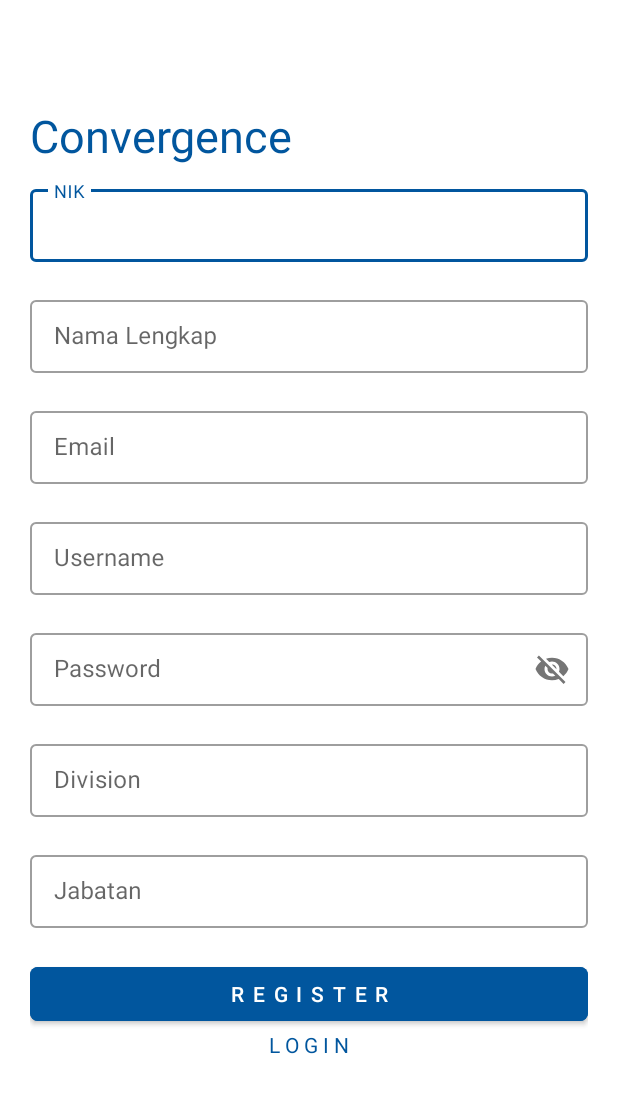
After one commit to niel9537/travelarrapp, an Android app: the RegisterActivity screen opened directly, with no data from a screen before it, on a phone screen of 412 x 824 dp. The commit adds this screen. Shown: the top 1093 px of the screen. Run offline under Robolectric (Android 15) with nearby library versions, the phone set to English and light mode, and no system bars; network calls fail.

Commit message:
tambah register

```diff
--- a/app/src/main/AndroidManifest.xml
+++ b/app/src/main/AndroidManifest.xml
@@ -15,6 +15,7 @@
         android:roundIcon="@drawable/ic_travel"
         android:supportsRtl="true"
         android:theme="@style/Theme.TravelArrangement" >
+        <activity android:name=".RegisterActivity"/>
         <activity android:name=".DetailImageActivity"/>
         <activity android:name=".MainActivity"/>
         <activity android:name=".FormActivity"/>
--- a/app/src/main/java/com/convergence/travelarrangement/ApiInterface.java
+++ b/app/src/main/java/com/convergence/travelarrangement/ApiInterface.java
@@ -3,6 +3,7 @@ package com.convergence.travelarrangement;
 import com.convergence.travelarrangement.model.GetListFormsModel;
 import com.convergence.travelarrangement.model.LoginModel;
 import com.convergence.travelarrangement.model.ProfileModel;
+import com.convergence.travelarrangement.model.RegisterModel;
 import com.convergence.travelarrangement.model.SetListFormsModel;
 import com.convergence.travelarrangement.model.SubmitFormModel;
 
@@ -23,6 +24,15 @@ public interface ApiInterface {
     @FormUrlEncoded
     Call<LoginModel> login(@Field("username") String username,
                            @Field("password") String password);
+    @POST("user/registrasi")
+    @FormUrlEncoded
+    Call<RegisterModel> registrasi(@Field("nik") String nik,
+                                   @Field("name") String name,
+                                   @Field("email") String email,
+                                   @Field("username") String username,
+                                   @Field("password") String password,
+                                   @Field("division") String division,
+                                   @Field("role") String role);
     @POST("main/getprofile")
     @FormUrlEncoded
     Call<ProfileModel> getProfile(@Field("username") String username);
@@ -53,8 +63,12 @@ public interface ApiInterface {
     Call<GetListFormsModel> getlistformpendingadmin();
     @GET("travel/getlistformmanajer")
     Call<GetListFormsModel> getlistformmanajer();
+    @GET("travel/getlistformpendingmanajer")
+    Call<GetListFormsModel> getlistformpendingmanajer();
     @GET("travel/getlistformfinance")
     Call<GetListFormsModel> getlistformfinance();
+    @GET("travel/getlistformpendingfinance")
+    Call<GetListFormsModel> getlistformpendingfinance();
     @POST("travel/setFormAdmin")
     @FormUrlEncoded
     Call<SetListFormsModel> setFormAdmin(@Field("id_ticketarr") String id_ticketarr,
--- /dev/null
+++ b/app/src/main/java/com/convergence/travelarrangement/RegisterActivity.java
@@ -0,0 +1,91 @@
+package com.convergence.travelarrangement;
+
+import android.content.Intent;
+import android.content.SharedPreferences;
+import android.os.Bundle;
+import android.util.Log;
+import android.view.View;
+import android.widget.Button;
+import android.widget.EditText;
+import android.widget.TextView;
+import android.widget.Toast;
+
+import androidx.annotation.Nullable;
+import androidx.appcompat.app.AppCompatActivity;
+
+import com.convergence.travelarrangement.model.LoginModel;
+import com.convergence.travelarrangement.model.ProfileModel;
+import com.convergence.travelarrangement.model.RegisterModel;
+import com.convergence.travelarrangement.model.User;
+
+import java.util.List;
+
+import retrofit2.Call;
+import retrofit2.Callback;
+import retrofit2.Response;
+
+public class RegisterActivity extends AppCompatActivity{
+    EditText edtNik,edtName,edtEmail,edtUsername, edtPassword, edtDivision, edtRole;
+    TextView btnSignin;
+    Button btnSignup;
+
+    @Override
+    protected void onCreate(@Nullable Bundle savedInstanceState) {
+        super.onCreate(savedInstanceState);
+        setContentView(R.layout.activity_registrasi);
+        edtNik = findViewById(R.id.edtNik);
+        edtName = findViewById(R.id.edtName);
+        edtEmail = findViewById(R.id.edtEmail);
+        edtDivision = findViewById(R.id.edtDivision);
+        edtRole = findViewById(R.id.edtRole);
+        edtUsername = findViewById(R.id.edtUsername);
+        edtPassword = findViewById(R.id.edtPassword);
+        btnSignin = findViewById(R.id.btnSignin);
+        btnSignup = findViewById(R.id.btnSignup);
+        btnSignup.setOnClickListener(new View.OnClickListener() {
+            @Override
+            public void onClick(View view) {
+                signup();
+            }
+        });
+        btnSignin.setOnClickListener(new View.OnClickListener() {
+            @Override
+            public void onClick(View view) {
+                Intent intent = new Intent(RegisterActivity.this,LoginActivity.class);
+                startActivity(intent);
+            }
+        });
+    }
+
+    void signup(){
+        ApiInterface apiInterface = ApiHelper.createService(ApiInterface.class, "");
+        Call<RegisterModel> call = apiInterface.registrasi(
+                edtNik.getText().toString(),
+                edtName.getText().toString(),
+                edtEmail.getText().toString(),
+                edtUsername.getText().toString(),
+                edtPassword.getText().toString(),
+                edtDivision.getText().toString(),
+                edtRole.getText().toString()
+        );
+        call.enqueue(new Callback<RegisterModel>() {
+            @Override
+            public void onResponse(Call<RegisterModel> call, Response<RegisterModel> response) {
+                if(response.isSuccessful()){
+                    Toast.makeText(RegisterActivity.this,"Berhasil Daftar",Toast.LENGTH_SHORT).show();
+                    Intent intent = new Intent(RegisterActivity.this,LoginActivity.class);
+                    startActivity(intent);
+                }else{
+                    Toast.makeText(RegisterActivity.this,"Gagal Daftar, "+response.message(),Toast.LENGTH_SHORT).show();
+                }
+            }
+
+            @Override
+            public void onFailure(Call<RegisterModel> call, Throwable t) {
+                Toast.makeText(RegisterActivity.this,"Gagal Daftar, "+t.getMessage(),Toast.LENGTH_SHORT).show();
+            }
+        });
+    }
+
+
+}
--- /dev/null
+++ b/app/src/main/res/layout/activity_registrasi.xml
@@ -0,0 +1,132 @@
+<?xml version="1.0" encoding="utf-8"?>
+<RelativeLayout xmlns:android="http://schemas.android.com/apk/res/android"
+    xmlns:app="http://schemas.android.com/apk/res-auto"
+    android:orientation="vertical"
+    android:layout_width="match_parent"
+    android:layout_height="match_parent">
+    <ScrollView
+        android:layout_width="match_parent"
+        android:layout_height="wrap_content">
+    <LinearLayout
+        android:layout_centerVertical="true"
+        android:layout_marginHorizontal="20dp"
+        android:layout_width="match_parent"
+        android:layout_height="wrap_content"
+        android:orientation="vertical"
+        android:layout_marginTop="50dp">
+        <TextView
+            android:text="Convergence"
+            android:fontFamily="sans-serif-thin"
+            android:textColor="@color/blueanedot"
+            android:textSize="30dp"
+            android:textStyle="bold"
+            android:layout_marginTop="20dp"
+            android:layout_width="match_parent"
+            android:layout_height="wrap_content"/>
+        <com.google.android.material.textfield.TextInputLayout
+            android:layout_marginVertical="10dp"
+            android:layout_width="match_parent"
+            style="@style/Widget.MaterialComponents.TextInputLayout.OutlinedBox.Dense"
+            android:hint="NIK"
+            android:layout_height="wrap_content">
+            <com.google.android.material.textfield.TextInputEditText
+                android:id="@+id/edtNik"
+                android:inputType="number"
+                android:layout_width="match_parent"
+                android:layout_height="wrap_content"/>
+        </com.google.android.material.textfield.TextInputLayout>
+        <com.google.android.material.textfield.TextInputLayout
+            android:layout_marginVertical="10dp"
+            android:hint="Nama Lengkap"
+            style="@style/Widget.MaterialComponents.TextInputLayout.OutlinedBox.Dense"
+
+            android:layout_width="match_parent"
+            android:layout_height="wrap_content">
+            <com.google.android.material.textfield.TextInputEditText
+                android:id="@+id/edtName"
+                android:inputType="text"
+                android:layout_width="match_parent"
+                android:layout_height="wrap_content"/>
+        </com.google.android.material.textfield.TextInputLayout>
+        <com.google.android.material.textfield.TextInputLayout
+            android:layout_marginVertical="10dp"
+            android:hint="Email"
+            style="@style/Widget.MaterialComponents.TextInputLayout.OutlinedBox.Dense"
+
+            android:layout_width="match_parent"
+            android:layout_height="wrap_content">
+            <com.google.android.material.textfield.TextInputEditText
+                android:id="@+id/edtEmail"
+                android:inputType="textEmailAddress"
+                android:layout_width="match_parent"
+                android:layout_height="wrap_content"/>
+        </com.google.android.material.textfield.TextInputLayout>
+        <com.google.android.material.textfield.TextInputLayout
+            android:layout_marginVertical="10dp"
+            android:hint="Username"
+            style="@style/Widget.MaterialComponents.TextInputLayout.OutlinedBox.Dense"
+
+            android:layout_width="match_parent"
+            android:layout_height="wrap_content">
+            <com.google.android.material.textfield.TextInputEditText
+                android:id="@+id/edtUsername"
+                android:inputType="text"
+                android:layout_width="match_parent"
+                android:layout_height="wrap_content"/>
+        </com.google.android.material.textfield.TextInputLayout>
+        <com.google.android.material.textfield.TextInputLayout
+            android:layout_marginVertical="10dp"
+            android:hint="Password"
+            style="@style/Widget.MaterialComponents.TextInputLayout.OutlinedBox.Dense"
+            app:passwordToggleEnabled="true"
+            android:layout_width="match_parent"
+            android:layout_height="wrap_content">
+            <com.google.android.material.textfield.TextInputEditText
+                android:id="@+id/edtPassword"
+                android:inputType="textEmailAddress"
+                android:layout_width="match_parent"
+                android:layout_height="wrap_content"/>
+        </com.google.android.material.textfield.TextInputLayout>
+        <com.google.android.material.textfield.TextInputLayout
+            android:layout_marginVertical="10dp"
+            android:hint="Division"
+            style="@style/Widget.MaterialComponents.TextInputLayout.OutlinedBox.Dense"
+            android:layout_width="match_parent"
+            android:layout_height="wrap_content">
+            <com.google.android.material.textfield.TextInputEditText
+                android:id="@+id/edtDivision"
+                android:inputType="textPassword"
+                android:layout_width="match_parent"
+                android:layout_height="wrap_content"/>
+        </com.google.android.material.textfield.TextInputLayout>
+        <com.google.android.material.textfield.TextInputLayout
+            android:layout_marginVertical="10dp"
+            android:hint="Jabatan"
+            style="@style/Widget.MaterialComponents.TextInputLayout.OutlinedBox.Dense"
+            android:layout_width="match_parent"
+            android:layout_height="wrap_content">
+            <com.google.android.material.textfield.TextInputEditText
+                android:id="@+id/edtRole"
+                android:inputType="text"
+                android:layout_width="match_parent"
+                android:layout_height="wrap_content"/>
+        </com.google.android.material.textfield.TextInputLayout>
+        <com.google.android.material.button.MaterialButton
+            android:id="@+id/btnSignup"
+            android:backgroundTint="@color/blueanedot"
+            android:layout_marginTop="10dp"
+            app:cornerRadius="5dp"
+            android:layout_width="match_parent"
+            android:layout_height="wrap_content"
+            android:text="R E G I S T E R"/>
+        <TextView
+            android:gravity="center"
+            android:id="@+id/btnSignin"
+            android:backgroundTint="@color/white"
+            android:textColor="@color/blueanedot"
+            android:layout_width="match_parent"
+            android:layout_height="wrap_content"
+            android:text="L O G I N"/>
+    </LinearLayout>
+    </ScrollView>
+</RelativeLayout>
```
Also changed, not shown: app/src/main/java/com/convergence/travelarrangement/LoginActivity.java (+10 -0 lines), app/src/main/java/com/convergence/travelarrangement/mainfragment/HomeFragment.java (+21 -0 lines), app/src/main/java/com/convergence/travelarrangement/mainfragment/ListFragment.java (+51 -1 lines), app/src/main/java/com/convergence/travelarrangement/model/RegisterModel.java (added, +34 -0 lines), app/src/main/java/com/convergence/travelarrangement/model/User.java (+13 -1 lines), app/src/main/res/layout/activity_login.xml (+10 -2 lines).
